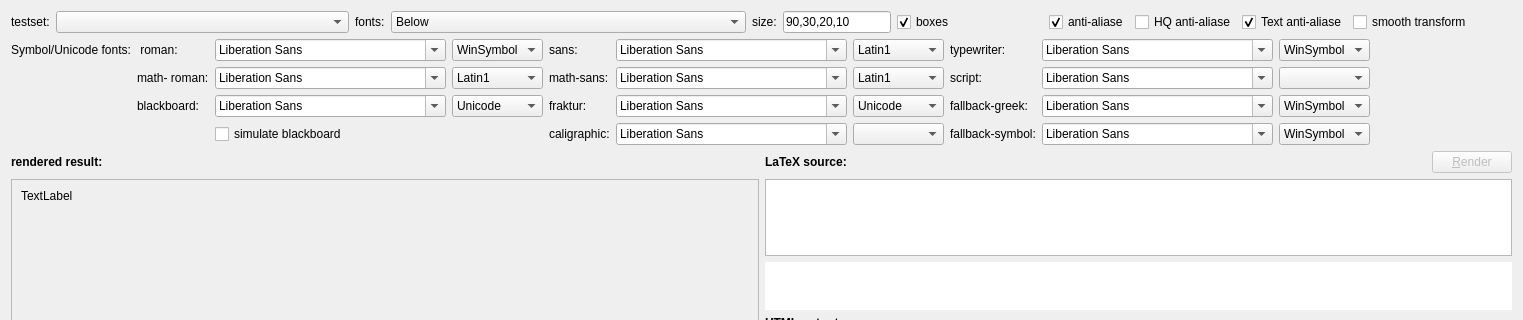
Above: examples/jkqtmathtext_test/testform.ui from jkriege2/JKQtPlotter before the change; both pictures show x 0 to 1523 and y 0 to 320 of the 1523 by 742 pixel window. Below: the same form after it.
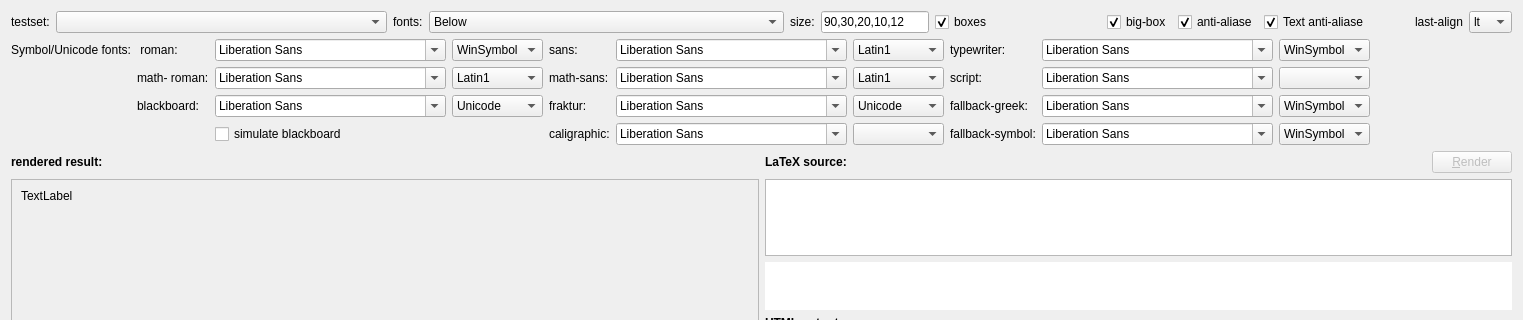
That is the form after the change. Custom widgets are drawn as their Qt base class.

What changed in the file:
```diff
--- a/examples/jkqtmathtext_test/testform.ui
+++ b/examples/jkqtmathtext_test/testform.ui
@@ -588,7 +588,7 @@
     </widget>
    </item>
    <item row="0" column="0" colspan="2">
-    <layout class="QHBoxLayout" name="horizontalLayout_2" stretch="0,2,0,2,0,0,1,0,0,0,0,0">
+    <layout class="QHBoxLayout" name="horizontalLayout_2" stretch="0,2,0,2,0,0,1,0,0,0,0,0,0">
      <item>
       <widget class="QLabel" name="label_3">
        <property name="text">
@@ -685,7 +685,7 @@
      <item>
       <widget class="QLineEdit" name="edtSizes">
        <property name="text">
-        <string>90,30,20,10</string>
+        <string>90,30,20,10,12</string>
        </property>
       </widget>
      </item>
@@ -699,6 +699,16 @@
        </property>
       </widget>
      </item>
+     <item>
+      <widget class="QCheckBox" name="chkBigBox">
+       <property name="text">
+        <string>big-box</string>
+       </property>
+       <property name="checked">
+        <bool>true</bool>
+       </property>
+      </widget>
+     </item>
      <item>
       <widget class="QCheckBox" name="chkAntiAlias">
        <property name="text">
@@ -709,13 +719,6 @@
        </property>
       </widget>
      </item>
-     <item>
-      <widget class="QCheckBox" name="chkAntiAliasHQ">
-       <property name="text">
-        <string>HQ anti-aliase</string>
-       </property>
-      </widget>
-     </item>
      <item>
       <widget class="QCheckBox" name="chkAntiAliasText">
        <property name="text">
@@ -726,13 +729,6 @@
        </property>
       </widget>
      </item>
-     <item>
-      <widget class="QCheckBox" name="chkSmoothTransform">
-       <property name="text">
-        <string>smooth transform</string>
-       </property>
-      </widget>
-     </item>
      <item>
       <spacer name="horizontalSpacer">
        <property name="orientation">
@@ -746,6 +742,62 @@
        </property>
       </spacer>
      </item>
+     <item>
+      <widget class="QLabel" name="label_5">
+       <property name="text">
+        <string>last-align</string>
+       </property>
+      </widget>
+     </item>
+     <item>
+      <widget class="QComboBox" name="cmbLastAlign">
+       <item>
+        <property name="text">
+         <string>lt</string>
+        </property>
+       </item>
+       <item>
+        <property name="text">
+         <string>lc</string>
+        </property>
+       </item>
+       <item>
+        <property name="text">
+         <string>lb</string>
+        </property>
+       </item>
+       <item>
+        <property name="text">
+         <string>ct</string>
+        </property>
+       </item>
+       <item>
+        <property name="text">
+         <string>cc</string>
+        </property>
+       </item>
+       <item>
+        <property name="text">
+         <string>cb</string>
+        </property>
+       </item>
+       <item>
+        <property name="text">
+         <string>rt</string>
+        </property>
+       </item>
+       <item>
+        <property name="text">
+         <string>rc</string>
+        </property>
+       </item>
+       <item>
+        <property name="text">
+         <string>rb</string>
+        </property>
+       </item>
+      </widget>
+     </item>
     </layout>
    </item>
    <item row="9" column="1">
```
